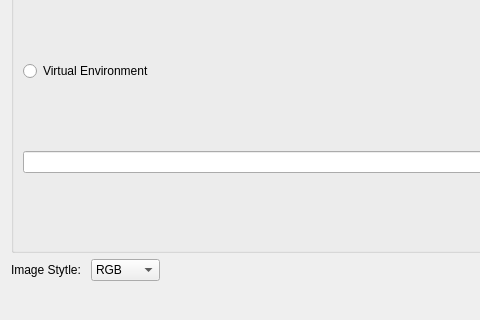
The window that src/view/create_project_scene.ui (sjdingcn/GUI) describes before a commit, drawn with Qt 5; both pictures show x 0 to 480 and y 234 to 554 of the 754 by 554 pixel window.
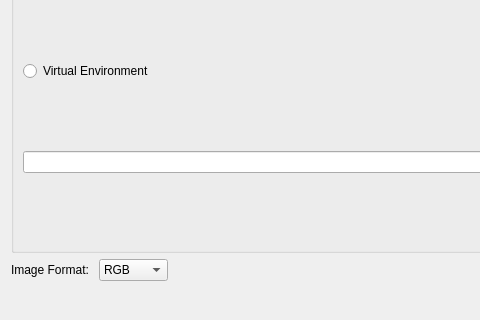
The same window after the commit.

```diff
--- a/src/view/create_project_scene.ui
+++ b/src/view/create_project_scene.ui
@@ -93,7 +93,7 @@
           </sizepolicy>
          </property>
          <property name="text">
-          <string>Image Stytle: </string>
+          <string>Image Format: </string>
          </property>
         </widget>
        </item>
```
